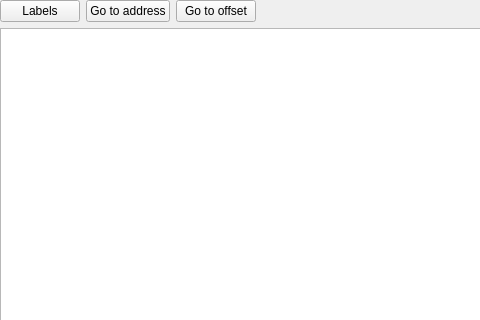
Old version of the form xdisasmwidget.ui in the repository horsicq/XDisasm; both pictures show x 0 to 480 and y 0 to 320 of the 833 by 639 pixel window.
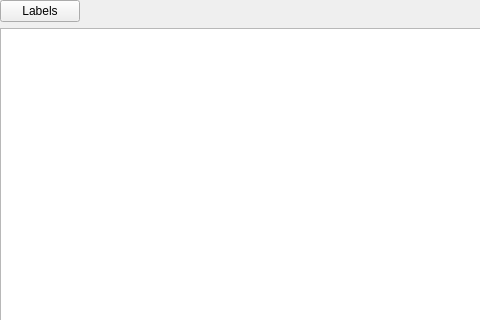
New version of the form.

The edit to the form file:
```diff
--- a/xdisasmwidget.ui
+++ b/xdisasmwidget.ui
@@ -35,20 +35,6 @@
        </property>
       </widget>
      </item>
-     <item>
-      <widget class="QPushButton" name="pushButtonGoToAddress">
-       <property name="text">
-        <string>Go to address</string>
-       </property>
-      </widget>
-     </item>
-     <item>
-      <widget class="QPushButton" name="pushButtonGoToOffset">
-       <property name="text">
-        <string>Go to offset</string>
-       </property>
-      </widget>
-     </item>
      <item>
       <spacer name="horizontalSpacer">
        <property name="orientation">
```
